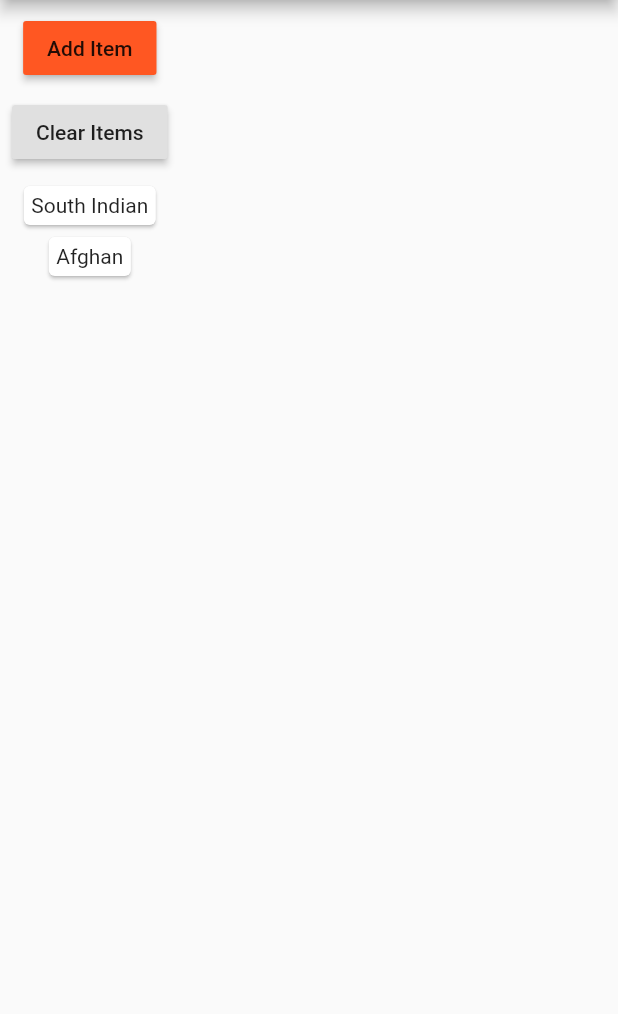
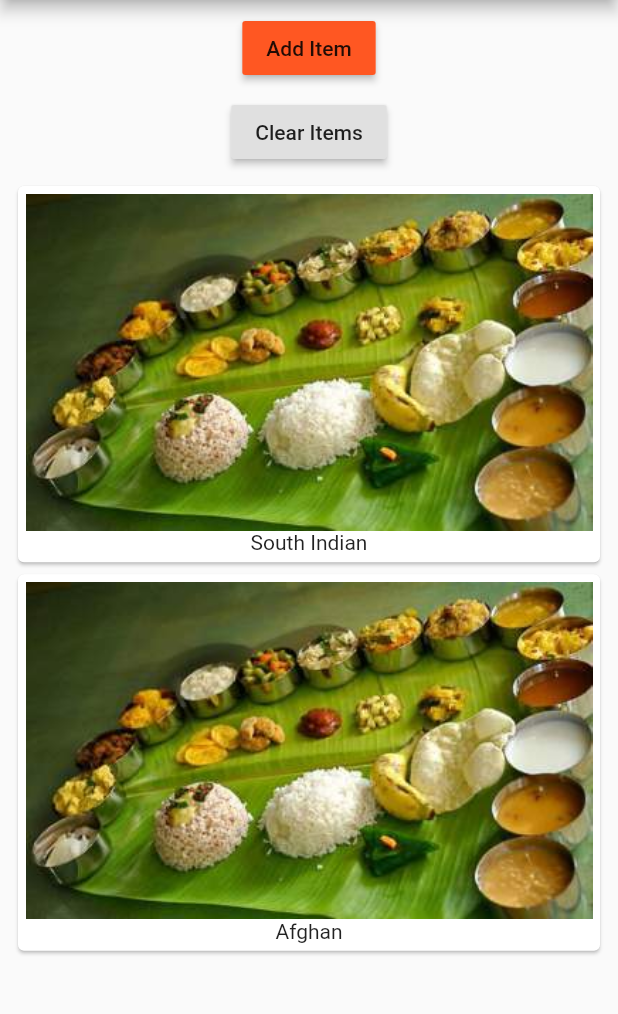
Before and after one commit to jsuryahyd/first-flutter-app, a Flutter app: the screen it shows after launch, after a tap on "Add Item", on a phone screen of 412 x 824 dp, the part 84-1098 px from its top. Run offline on Flutter 3.47's test engine with Material 2 defaults, Android fonts, the phone set to English and light mode, and no system bars.

```diff
--- a/lib/Products.dart
+++ b/lib/Products.dart
@@ -9,7 +9,7 @@ class Products extends StatelessWidget {
       children: items
           .map((item) => Card(child:new Padding( padding:EdgeInsets.all(5.0),
                 child: Column(children: <Widget>[
-                  //Image.asset('assets/traditional-lunch.jpg'),
+                  Image.asset('assets/traditional-lunch.jpg'),
                   Text(item)
                 ]),)
               ))
--- a/lib/main.dart
+++ b/lib/main.dart
@@ -1,15 +1,19 @@
 import 'package:flutter/material.dart';
+import 'package:flutter/rendering.dart';
 
 import './ProductsService.dart';
 
 void main() {
   runApp(MyApp());
+  debugPaintSizeEnabled = true;
+  debugPaintPointersEnabled = true;
 }
 
 class MyApp extends StatelessWidget {
   @override //overrides the build method of StatelessWidget class
   Widget build(BuildContext context) {
     return MaterialApp(
+      // debugShowMaterialGrid: true,
       theme: ThemeData(
         primarySwatch: Colors.deepOrange,
         accentColor: Colors.deepPurpleAccent,
```
